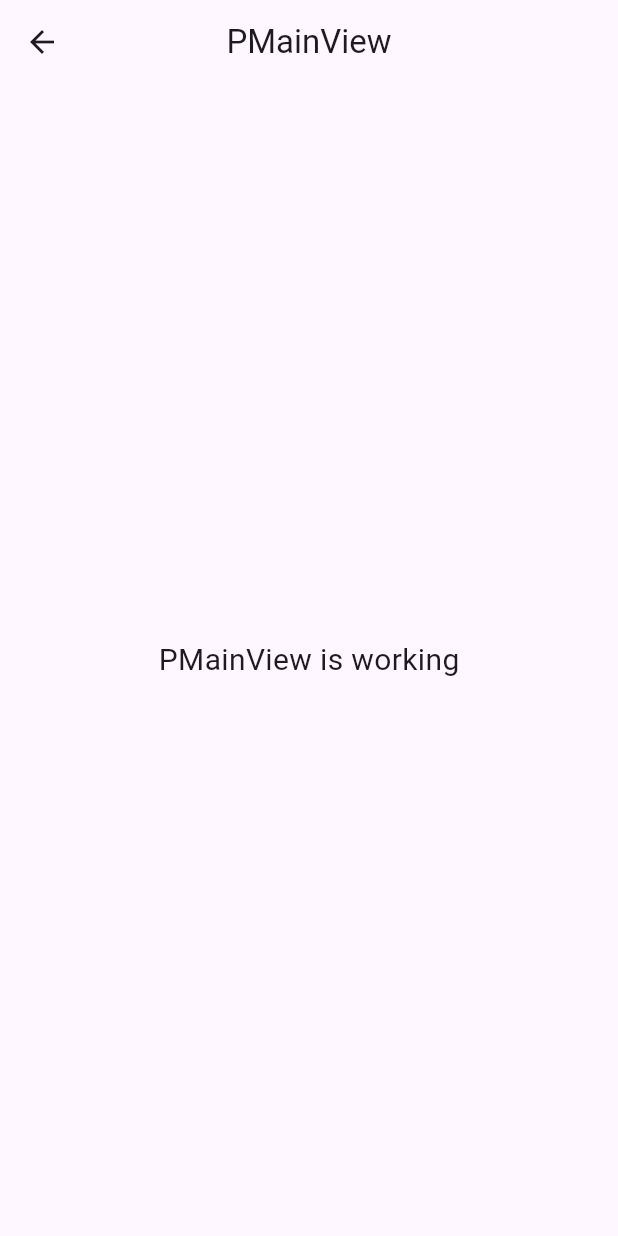
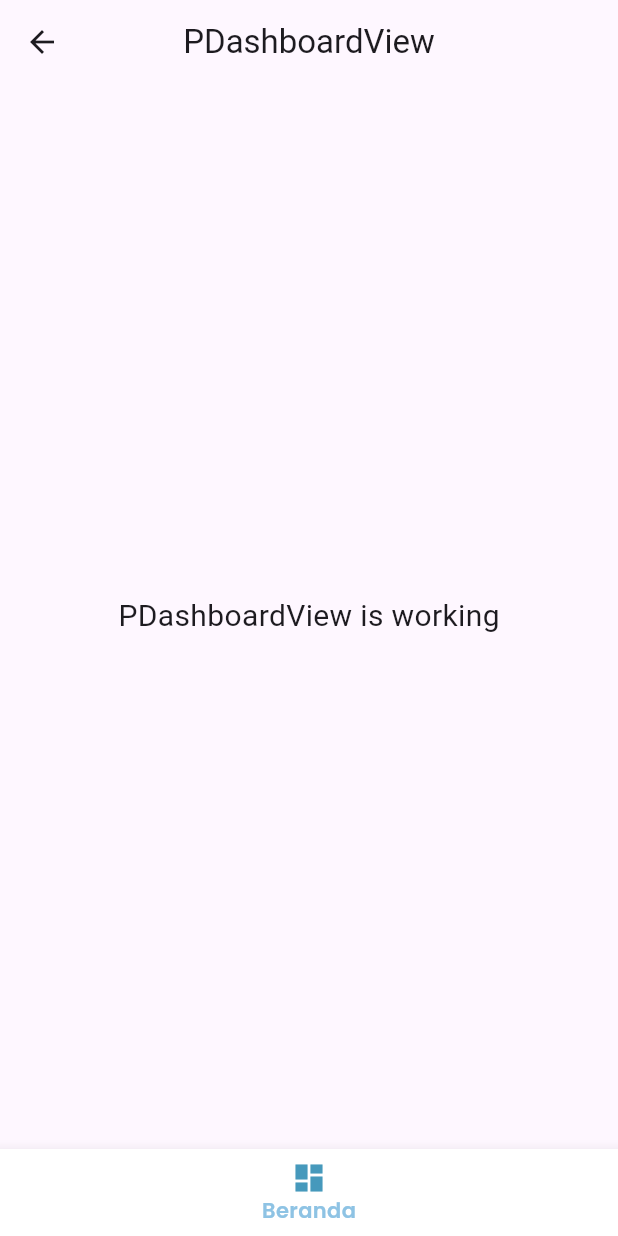
Before and after one commit to TeamG-CCITheHack/HomeVice-Mobile, a Flutter app: the PMainView screen opened by its route, on a phone screen of 412 x 824 dp. Run offline on Flutter 3.47's test engine with Material 3 defaults, Android fonts, the phone set to English and light mode, and no system bars; our stand-ins replace dio, dropdown_search, flutter_svg, get, google_fonts, jwt_decoder and 2 more.

Commit message:
feat: partner main page

```diff
--- a/lib/app/modules/partner/pMain/views/p_main_view.dart
+++ b/lib/app/modules/partner/pMain/views/p_main_view.dart
@@ -1,24 +1,32 @@
 import 'package:flutter/material.dart';
 
 import 'package:get/get.dart';
+import 'package:homevice/app/modules/partner/pDashboard/views/p_dashboard_view.dart';
+import 'package:homevice/app/shared/widgets/partner/p_botnavbar_widger.dart';
 
 import '../controllers/p_main_controller.dart';
 
 class PMainView extends GetView<PMainController> {
-  const PMainView({Key? key}) : super(key: key);
+  const PMainView({super.key});
   @override
   Widget build(BuildContext context) {
-    return Scaffold(
-      appBar: AppBar(
-        title: const Text('PMainView'),
-        centerTitle: true,
-      ),
-      body: const Center(
-        child: Text(
-          'PMainView is working',
-          style: TextStyle(fontSize: 20),
-        ),
-      ),
+    return GetBuilder<PMainController>(
+      builder: (controller) {
+        return Scaffold(
+          body: Center(
+            child: IndexedStack(
+              index: controller.tabIndex,
+              children: const [
+                PDashboardView(),
+              ],
+            ),
+          ),
+          bottomNavigationBar: PBotNavBarWidget(
+            currentIndex: controller.tabIndex,
+            onTap: controller.changeTabIndex,
+          ),
+        );
+      },
     );
   }
 }
```
Also changed, not shown: lib/app/modules/partner/pMain/controllers/p_main_controller.dart (+7 -17 lines).
